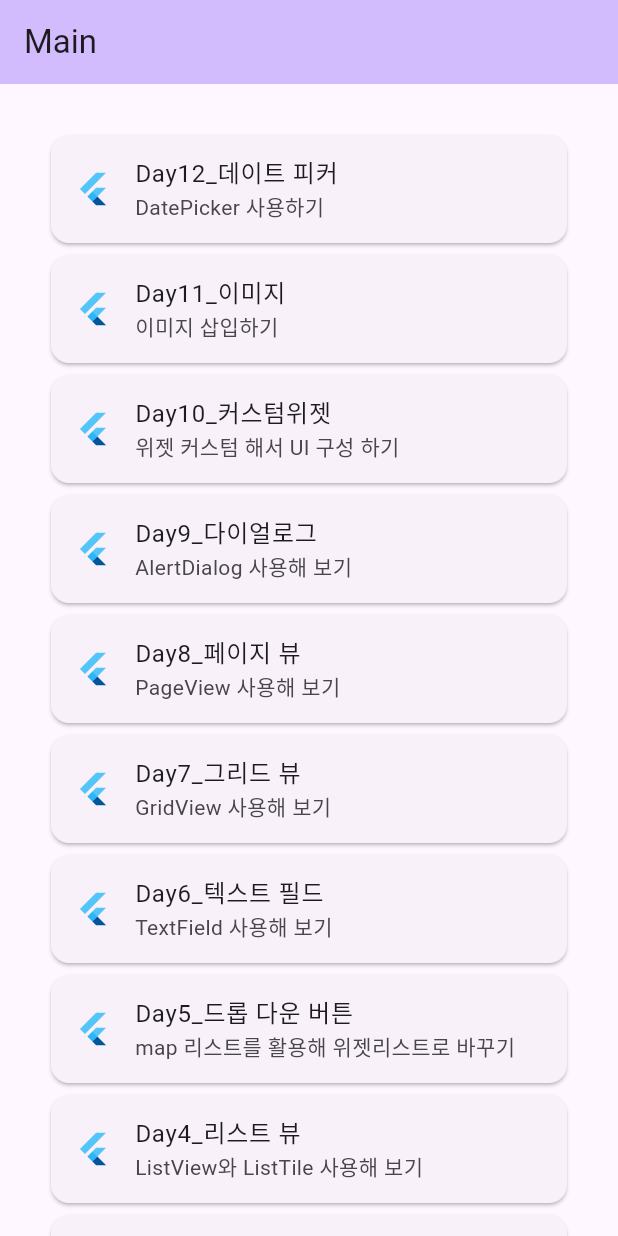
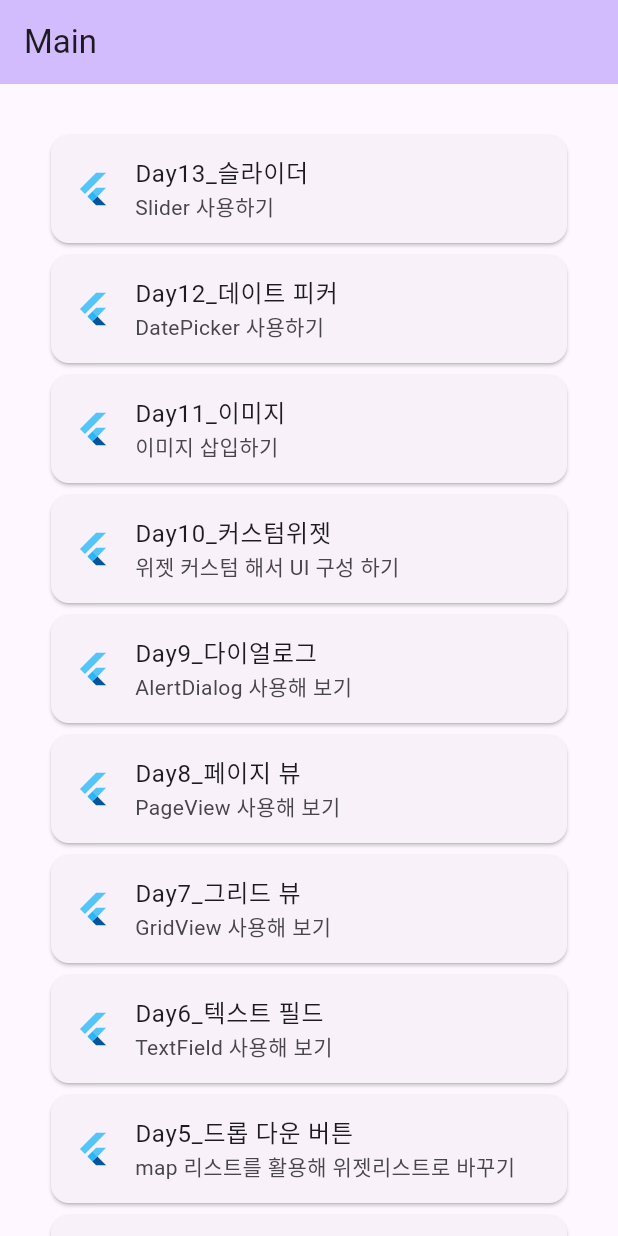
Before and after one commit to junselee42/flutter_study, a Flutter app: the screen it shows after launch, on a phone screen of 412 x 824 dp. Run offline on Flutter 3.47's test engine with Material 2 defaults, Android fonts, the phone set to English and light mode, and no system bars.

Commit message:
update: updated ex12 - 슬라이더 위젯 적용

```diff
--- a/lib/main.dart
+++ b/lib/main.dart
@@ -52,6 +52,17 @@ class _MyHomePageState extends State<MyHomePage> {
       body: ListView(
         padding: const EdgeInsets.all(30),
         children: [
+          Card(
+            child: ListTile(
+              leading: const FlutterLogo(),
+              title: const Text('Day13_슬라이더'),
+              subtitle: const Text('Slider 사용하기'),
+              hoverColor: Colors.purple,
+              onTap: () {
+                Navigator.of(context).pushNamed('/thirteenth');
+              },
+            ),
+          ),
           Card(
             child: ListTile(
               leading: const FlutterLogo(),
--- a/lib/router/router.dart
+++ b/lib/router/router.dart
@@ -12,6 +12,7 @@ import 'package:flutter00/router/pages/nine.dart';
 import 'package:flutter00/router/pages/ten.dart';
 import 'package:flutter00/router/pages/eleven.dart';
 import 'package:flutter00/router/pages/twelve.dart';
+import 'package:flutter00/router/pages/thirteenth.dart';
 
 final routes = {
   '/': (BuildContext context) => const MyHomePage(title: "Main"),
@@ -27,4 +28,5 @@ final routes = {
   '/tenth': (BuildContext context) => const TenPage(),
   '/eleventh': (BuildContext context) => const ElevenPage(),
   '/twelfth': (BuildContext context) => const TwelvePage(),
+  '/thirteenth': (BuildContext context) => const ThirteenPage(),
 };
```
Also changed, not shown: lib/router/pages/thirteenth.dart (added, +34 -0 lines).
